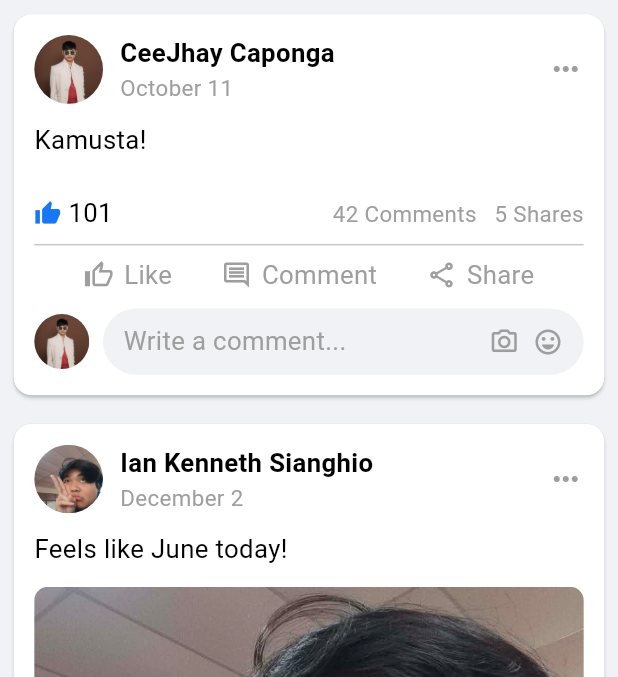
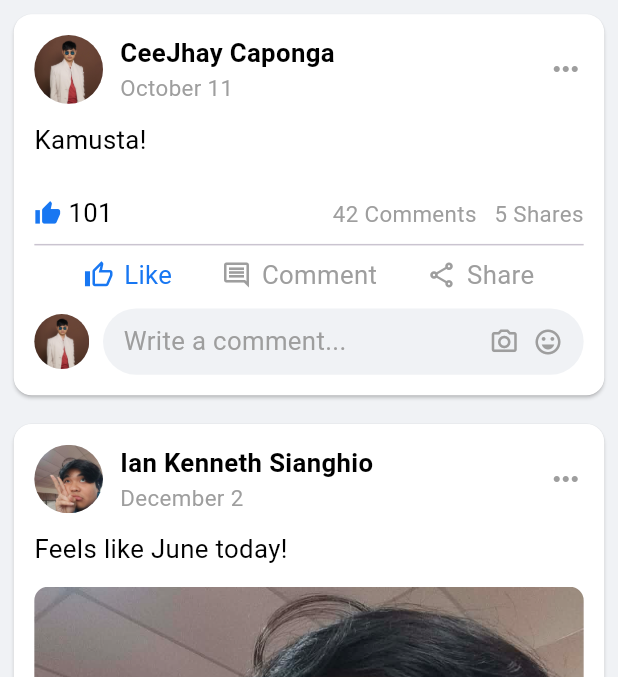
Before and after one commit to siegeozzy-cloud/mobprog, a Flutter app: the screen it shows after launch, after a tap on "Like", on a phone screen of 412 x 824 dp, the part 84-761 px from its top. Run offline on Flutter 3.47's test engine with Material 3 defaults, Android fonts, the phone set to English and light mode, and no system bars; our stand-ins replace flutter_screenutil.

Commit message:
Lab_act1

```diff
--- a/caponga_mobprog/lib/widgets/newsfeed_card.dart
+++ b/caponga_mobprog/lib/widgets/newsfeed_card.dart
@@ -203,7 +203,7 @@ class NewsFeedCard extends StatelessWidget {
 }
 
 // A small like, comment, or share button.
-class _ActionButton extends StatelessWidget {
+class _ActionButton extends StatefulWidget {
   const _ActionButton({
     required this.icon,
     required this.label,
@@ -215,14 +215,28 @@ class _ActionButton extends StatelessWidget {
   final VoidCallback onTap;
 
   @override
+  State<_ActionButton> createState() => _ActionButtonState();
+}
+
+class _ActionButtonState extends State<_ActionButton> {
+  bool _isPressed = false;
+
+  @override
   Widget build(BuildContext context) {
+    final color = _isPressed ? AppColors.facebookBlue : AppColors.grey;
+
     return InkWell(
-      onTap: onTap,
+      onTap: () {
+        setState(() {
+          _isPressed = !_isPressed; // flip grey <-> blue
+        });
+        widget.onTap(); // still runs the original action (e.g. +1 like)
+      },
       child: Row(
         children: [
-          Icon(icon, color: AppColors.grey, size: 20),
+          Icon(widget.icon, color: color, size: 20),
           SizedBox(width: 6.w),
-          CustomText(text: label, color: AppColors.grey),
+          CustomText(text: widget.label, color: color),
         ],
       ),
     );
```
